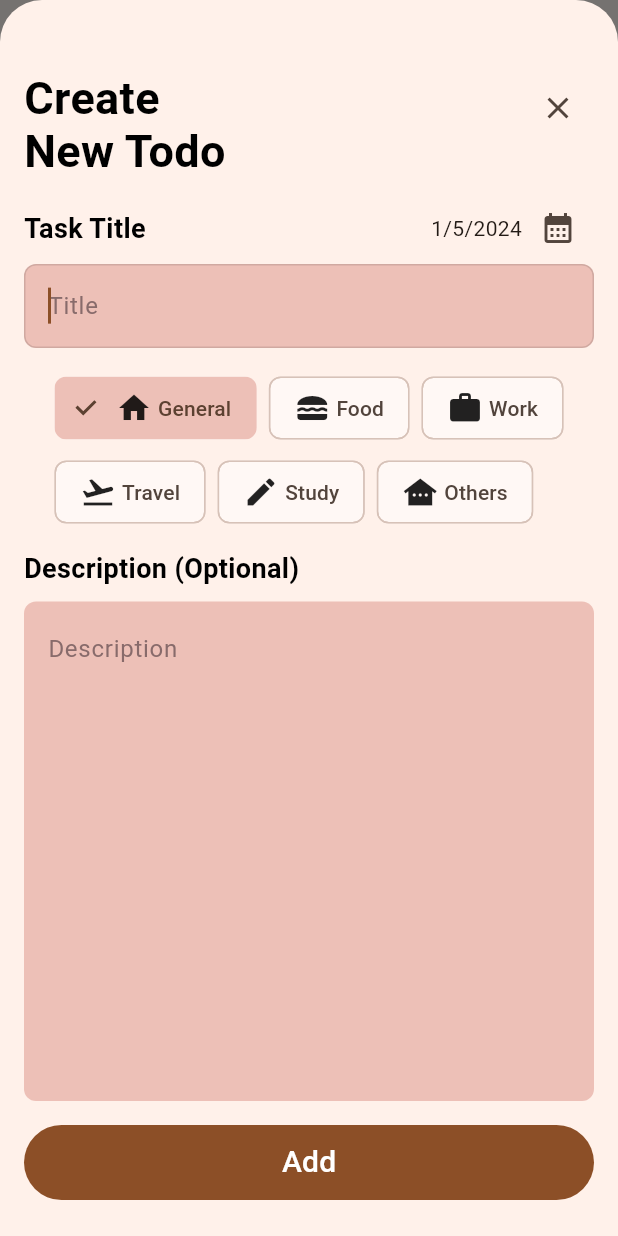
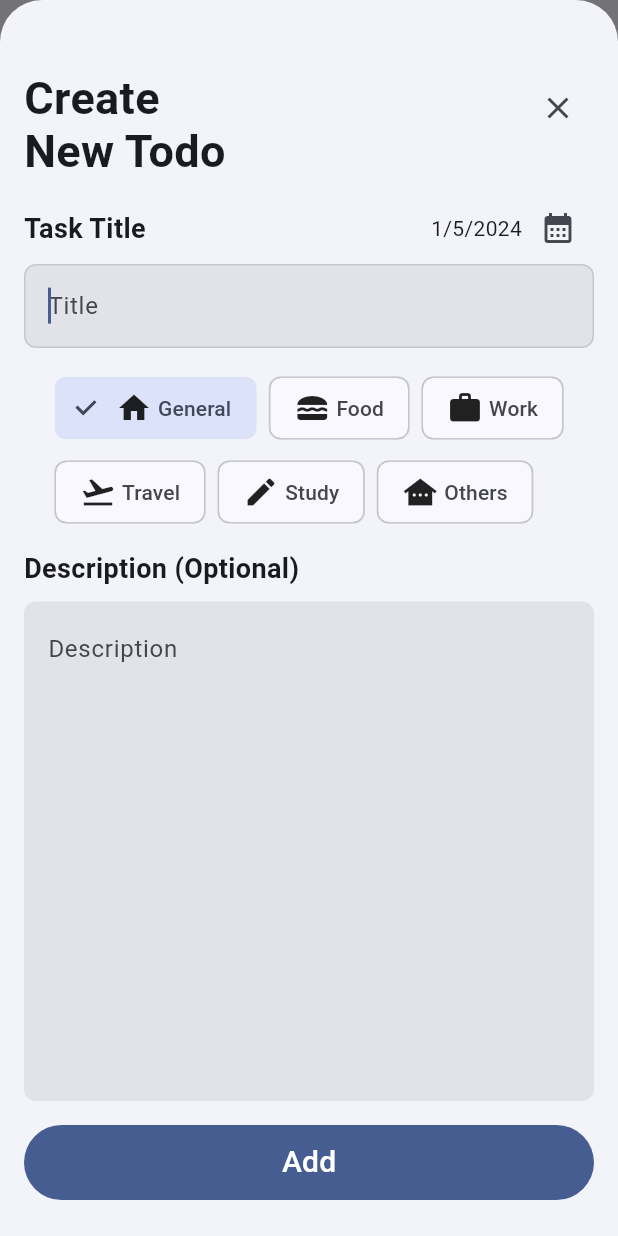
Before and after one commit to codernayeem/flutter_todo_app, a Flutter app: the screen it shows once a user with an empty profile is signed in, after a tap on the "add" icon, on a phone screen of 412 x 824 dp. Run offline on Flutter 3.47's test engine with Material 2 defaults, Android fonts, the phone set to English and light mode, and no system bars; drawn by our look-alikes of animated_bottom_navigation_bar, auto_size_text; our stand-ins replace cached_network_image, cloud_firestore, firebase_auth, firebase_core, flutter_svg, google_sign_in and 4 more; accounts and stored records are empty; generated files the repository leaves out were written again; Roboto replaces fonts that are missing (Poppins).

Commit message:
Used ThemeProvider & updated theme & added drawer

```diff
--- a/lib/main.dart
+++ b/lib/main.dart
@@ -6,6 +6,7 @@ import 'package:flutter_todo_app/screens/phone_auth.dart';
 import 'package:flutter_todo_app/screens/sign_up_page.dart';
 import 'screens/home_page.dart';
 import 'package:provider/provider.dart';
+import 'package:theme_provider/theme_provider.dart';
 
 void main() async {
   WidgetsFlutterBinding.ensureInitialized();
@@ -24,27 +25,46 @@ class MyApp extends StatelessWidget {
       providers: [
         ChangeNotifierProvider(create: (context) => ToDoProvider()),
       ],
-      child: MaterialApp(
-        title: 'ToDo App',
-        debugShowCheckedModeBanner: false,
-        theme: ThemeData(
+      child: ThemeProvider(
+        saveThemesOnChange: true,
+        loadThemeOnInit: true,
+        themes: [
+          AppTheme(
+            id: "light",
+            description: "Light Theme",
+            data: ThemeData(
               colorScheme: ColorScheme.fromSeed(
-              seedColor: const Color.fromARGB(0, 137, 96, 72),
+                  seedColor: const Color.fromARGB(255, 39, 117, 243),
                   brightness: Brightness.light),
               useMaterial3: true,
             ),
-        darkTheme: ThemeData(
+          ),
+          AppTheme(
+            id: "dark",
+            description: "Dark Theme",
+            data: ThemeData(
               colorScheme: ColorScheme.fromSeed(
-              seedColor: const Color.fromARGB(0, 137, 96, 72),
+                  seedColor: const Color.fromARGB(255, 7, 167, 241),
                   brightness: Brightness.dark),
               useMaterial3: true,
             ),
+          ),
+        ],
+        child: ThemeConsumer(
+          child: Builder(
+            builder: (themeContext) => MaterialApp(
+              title: 'ToDo App',
+              debugShowCheckedModeBanner: false,
+              theme: ThemeProvider.themeOf(themeContext).data,
               home: const MyHomePage(),
               routes: {
                 "signUp": (context) => const SignUpPage(),
                 "phoneAuth": (context) => const PhoneAuthPage(),
               },
             ),
+          ),
+        ),
+      ),
     );
   }
 }
--- a/lib/screens/add_todo_page.dart
+++ b/lib/screens/add_todo_page.dart
@@ -47,22 +47,6 @@ class _AddToDoPageState extends State<AddToDoPage> {
 
   void _submitToDoData() {
     if (_titleController.text.trim().isEmpty) {
-      // showDialog(
-      //   context: context,
-      //   builder: (ctx) => AlertDialog(
-      //     title: const Text('Invalid input'),
-      //     content: const Text(
-      //         'Please make sure a valid title, amount, date and category was entered.'),
-      //     actions: [
-      //       TextButton(
-      //         onPressed: () {
-      //           Navigator.pop(ctx);
-      //         },
-      //         child: const Text('Okay'),
-      //       ),
-      //     ],
-      //   ),
-      // );
       FocusScope.of(context).requestFocus(_focusNode);
       return;
     }
@@ -101,9 +85,7 @@ class _AddToDoPageState extends State<AddToDoPage> {
                 child: const Text(
                   "Create \nNew Todo",
                   style: TextStyle(
-                    color: Colors.black,
                     fontSize: 30,
-                    fontFamily: 'Poppins',
                     fontWeight: FontWeight.w700,
                     height: 0,
                   ),
@@ -124,9 +106,7 @@ class _AddToDoPageState extends State<AddToDoPage> {
               const Text(
                 "Task Title",
                 style: TextStyle(
-                  color: Colors.black,
                   fontSize: 18,
-                  fontFamily: 'Poppins',
                   fontWeight: FontWeight.w600,
                   height: 0,
                 ),
@@ -156,10 +136,7 @@ class _AddToDoPageState extends State<AddToDoPage> {
             maxLines: 1,
             decoration: InputDecoration(
               filled: true,
-              fillColor: const Color.fromARGB(255, 237, 192, 183),
               hintText: 'Title',
-              hintStyle:
-                  const TextStyle(color: Color.fromARGB(255, 136, 107, 107)),
               enabledBorder: OutlineInputBorder(
                 borderRadius: BorderRadius.circular(8.0),
                 borderSide: const BorderSide(
@@ -209,7 +186,6 @@ class _AddToDoPageState extends State<AddToDoPage> {
             child: Text(
               "Description (Optional)",
               style: TextStyle(
-                color: Colors.black,
                 fontSize: 18,
                 fontFamily: 'Poppins',
                 fontWeight: FontWeight.w600,
@@ -228,10 +204,7 @@ class _AddToDoPageState extends State<AddToDoPage> {
               textAlignVertical: TextAlignVertical.top,
               decoration: InputDecoration(
                 filled: true,
-                fillColor: const Color.fromARGB(255, 237, 192, 183),
                 hintText: 'Description',
-                hintStyle:
-                    const TextStyle(color: Color.fromARGB(255, 136, 107, 107)),
                 enabledBorder: OutlineInputBorder(
                   borderRadius: BorderRadius.circular(8.0),
                   borderSide: const BorderSide(
@@ -250,10 +223,10 @@ class _AddToDoPageState extends State<AddToDoPage> {
           const SizedBox(height: 16),
           FilledButton(
               onPressed: _submitToDoData,
-              child: Container(
+              child: const SizedBox(
                 width: double.infinity,
                 height: 50,
-                child: const Center(
+                child: Center(
                     child: Text(
                   "Add",
                   style: TextStyle(
--- a/lib/screens/home_page.dart
+++ b/lib/screens/home_page.dart
@@ -9,6 +9,7 @@ import 'package:provider/provider.dart';
 import 'package:cached_network_image/cached_network_image.dart';
 
 import '../providers/todo_provider.dart';
+import '../widgets/app_drawer.dart';
 import '../widgets/list_shimmer.dart';
 import '../widgets/todo_item_widget.dart';
 import 'add_todo_page.dart';
@@ -93,6 +94,7 @@ class _MyHomePageState extends State<MyHomePage> {
 
     return Scaffold(
       appBar: _buildAppBar(context),
+      drawer: AppDrawer(user: _user),
       body: Container(
           padding: const EdgeInsets.symmetric(horizontal: 15, vertical: 0),
           child: Column(
@@ -196,12 +198,9 @@ class _MyHomePageState extends State<MyHomePage> {
 
   AppBar _buildAppBar(BuildContext context) {
     return AppBar(
-      leading: IconButton(
-        icon: const Icon(Icons.menu),
-        onPressed: authClass.handleSignOut,
-      ),
       scrolledUnderElevation: 2.0,
       shadowColor: Theme.of(context).colorScheme.shadow,
+      title: const Text("My Tasks"),
       actions: [
         Padding(
             padding:
@@ -240,13 +239,7 @@ class _MyHomePageState extends State<MyHomePage> {
                       ),
                     ],
                   )
-              : IconButton(
-                  onPressed: authClass.handleSignOut,
-                  icon: const Icon(
-                    Icons.person_2_sharp,
-                  ),
-                ),
-        ),
+                : null),
       ],
     );
   }
--- a/lib/widgets/category_selector.dart
+++ b/lib/widgets/category_selector.dart
@@ -48,7 +48,7 @@ class _CategorySelectorState extends State<CategorySelector> {
               }
             },
             // selectedColor: widget.categories[index].color,
-            selectedColor: const Color.fromARGB(255, 237, 192, 183),
+            // selectedColor: const Color.fromARGB(255, 237, 192, 183),
           );
         }),
       ),
--- a/lib/widgets/list_shimmer.dart
+++ b/lib/widgets/list_shimmer.dart
@@ -7,8 +7,12 @@ class ShimmerListItem extends StatelessWidget {
   @override
   Widget build(BuildContext context) {
     return Shimmer.fromColors(
-      baseColor: Colors.grey[300]!,
-      highlightColor: Colors.grey[100]!,
+      baseColor: Theme.of(context).brightness == Brightness.light
+          ? Colors.grey[300]!
+          : Colors.grey[800]!,
+      highlightColor: Theme.of(context).brightness == Brightness.light
+          ? Colors.grey[100]!
+          : const Color.fromARGB(255, 55, 55, 55),
       child: Column(
         children: [
           listItem(),
--- a/pubspec.yaml
+++ b/pubspec.yaml
@@ -47,6 +47,7 @@ dependencies:
   provider: ^6.1.1
   shimmer: ^3.0.0
   cached_network_image: ^3.3.1
+  theme_provider: ^0.6.0
 
   # The following adds the Cupertino Icons font to your application.
   # Use with the CupertinoIcons class for iOS style icons.
```
Also changed, not shown: lib/widgets/app_drawer.dart (added, +97 -0 lines), lib/widgets/todo_item_widget.dart (+4 -4 lines), pubspec.lock, 1 other file. Lines whose indentation alone changed are shown as unchanged.
